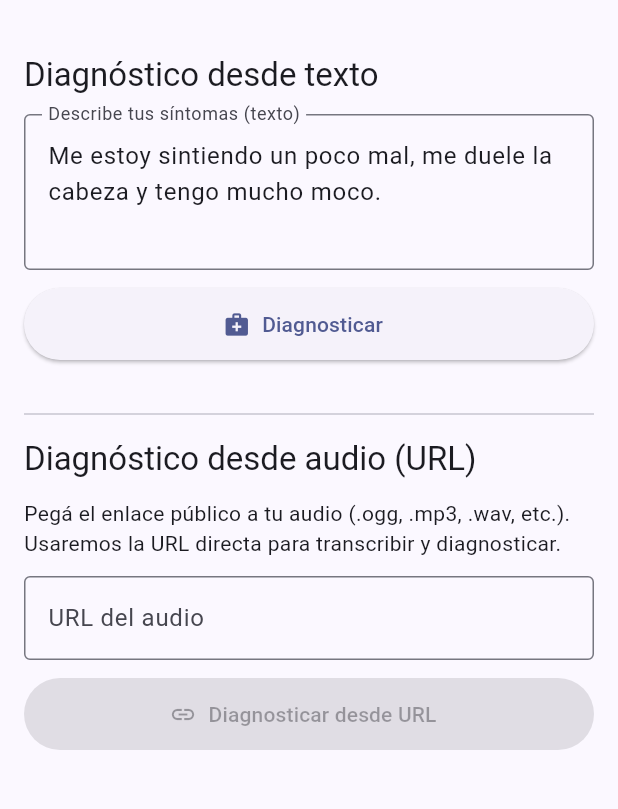
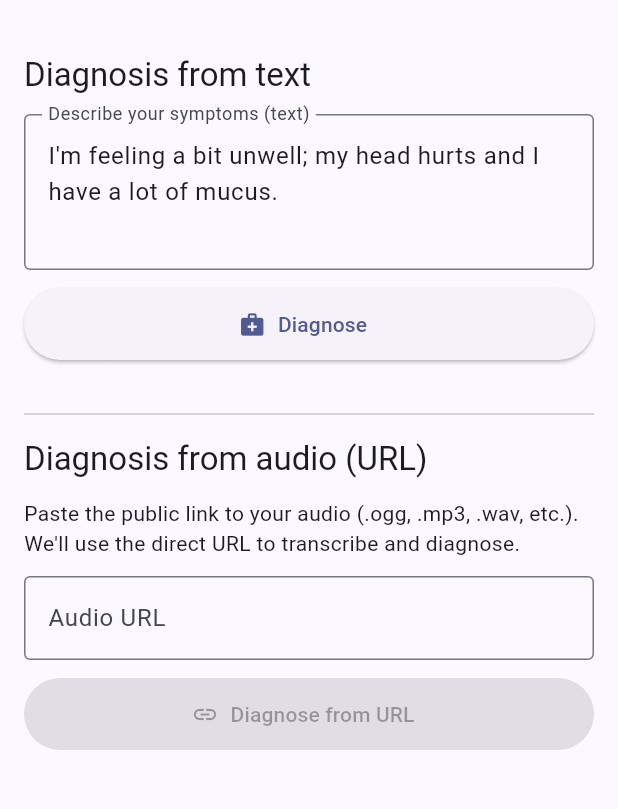
Before and after one commit to hfunescom/telepatia-ai-techtest-frontend, a Flutter app: the screen it shows after launch, on a phone screen of 412 x 824 dp, the part 66-875 px from its top. Run offline on Flutter 3.47's test engine with Material 3 defaults, Android fonts, the phone set to English and light mode, and no system bars; missing offline and left inert: dart:html.

Commit message:
Translate fixed frontend text to English

```diff
--- a/telepatia_ai_techtest_frontend/lib/api/client.dart
+++ b/telepatia_ai_techtest_frontend/lib/api/client.dart
@@ -1,18 +1,18 @@
 import 'dart:convert';
 import 'package:http/http.dart' as http;
 
-/// Configuración de endpoints del backend (Firebase Functions v2).
+/// Configuration for backend endpoints (Firebase Functions v2).
 class ApiConfig {
-  /// URL base local del emulador (ajustada a lo que usaste en backend).
+  /// Local base URL for the emulator (adjust to match your backend).
   static const String baseUrlLocal =
       "http://127.0.0.1:5005/telepatia-ai-techtest-hfunes/us-central1";
 
-  /// URL base en producción (reemplaza <tu-proyecto> por tu GCP projectId).
+  /// Production base URL (replace <your-project> with your GCP projectId).
   static const String baseUrlProd =
-      "https://us-central1-<tu-proyecto>.cloudfunctions.net";
+      "https://us-central1-<your-project>.cloudfunctions.net";
 }
 
-/// Cliente HTTP simple para hablar con el pipeline del backend.
+/// Simple HTTP client to communicate with the backend pipeline.
 class ApiClient {
   final String baseUrl;
   final http.Client _http;
@@ -20,15 +20,15 @@ class ApiClient {
   ApiClient({required this.baseUrl, http.Client? httpClient})
     : _http = httpClient ?? http.Client();
 
-  /// Llama al pipeline con texto plano.
+  /// Calls the pipeline with plain text.
   ///
   /// POST {baseUrl}/pipeline
   /// body:
   /// {
   ///   "input": {
-  ///     "text": "<texto>",
+  ///     "text": "<text>",
   ///     "language": "es-AR",
-  ///     "correlationId": "opcional"
+  ///     "correlationId": "optional"
   ///   }
   /// }
   Future<Map<String, dynamic>> pipelineFromText({
@@ -54,7 +54,7 @@ class ApiClient {
     if (res.statusCode < 200 || res.statusCode >= 300) {
       throw ApiException(
         message:
-            "Error ${res.statusCode} al llamar pipelineFromText: ${res.body}",
+            "Error ${res.statusCode} calling pipelineFromText: ${res.body}",
         statusCode: res.statusCode,
         body: res.body,
       );
@@ -63,16 +63,16 @@ class ApiClient {
     return _decodeJson(res.body);
   }
 
-  /// Llama al pipeline con audio codificado en Base64.
+  /// Calls the pipeline with audio encoded in Base64.
   ///
   /// POST {baseUrl}/pipeline
   /// body:
   /// {
   ///   "input": {
   ///     "audio": {"type": "base64", "value": "<B64>"},
-  ///     "filename": "archivo.ogg",
+  ///     "filename": "file.ogg",
   ///     "language": "es-AR",
-  ///     "correlationId": "opcional"
+  ///     "correlationId": "optional"
   ///   }
   /// }
   Future<Map<String, dynamic>> pipelineFromAudioBase64({
@@ -100,7 +100,7 @@ class ApiClient {
     if (res.statusCode < 200 || res.statusCode >= 300) {
       throw ApiException(
         message:
-            "Error ${res.statusCode} al llamar pipelineFromAudioBase64: ${res.body}",
+            "Error ${res.statusCode} calling pipelineFromAudioBase64: ${res.body}",
         statusCode: res.statusCode,
         body: res.body,
       );
@@ -109,16 +109,16 @@ class ApiClient {
     return _decodeJson(res.body);
   }
 
-  /// NUEVO: Llama al pipeline con audio por URL pública (mp3/ogg/wav, etc.)
+  /// NEW: Calls the pipeline with audio via public URL (mp3/ogg/wav, etc.)
   ///
   /// POST {baseUrl}/pipeline
   /// body:
   /// {
   ///   "input": {
   ///     "audio": {"type": "url", "value": "<URL>"},
-  ///     "filename": "opcional",
+  ///     "filename": "optional",
   ///     "language": "es-AR",
-  ///     "correlationId": "opcional"
+  ///     "correlationId": "optional"
   ///   }
   /// }
   Future<Map<String, dynamic>> pipelineFromAudioUrl({
@@ -146,7 +146,7 @@ class ApiClient {
     if (res.statusCode < 200 || res.statusCode >= 300) {
       throw ApiException(
         message:
-            "Error ${res.statusCode} al llamar pipelineFromAudioUrl: ${res.body}",
+            "Error ${res.statusCode} calling pipelineFromAudioUrl: ${res.body}",
         statusCode: res.statusCode,
         body: res.body,
       );
@@ -155,7 +155,7 @@ class ApiClient {
     return _decodeJson(res.body);
   }
 
-  /// Cierra el cliente HTTP (usá esto si creás/descartás instancias dinámicamente).
+  /// Closes the HTTP client (use this if you create/discard instances dynamically).
   void dispose() {
     _http.close();
   }
@@ -166,14 +166,14 @@ class ApiClient {
       return decoded;
     }
     throw ApiException(
-      message: "Respuesta inesperada del servidor (no es JSON objeto).",
+      message: "Unexpected server response (not a JSON object).",
       statusCode: 200,
       body: body,
     );
   }
 }
 
-/// Excepción simple para errores de API.
+/// Simple exception for API errors.
 class ApiException implements Exception {
   final String message;
   final int? statusCode;
--- a/telepatia_ai_techtest_frontend/lib/main.dart
+++ b/telepatia_ai_techtest_frontend/lib/main.dart
@@ -14,8 +14,8 @@ class TelepatiaApp extends StatelessWidget {
   Widget build(BuildContext context) {
     return MultiProvider(
       providers: [
-        // Usamos el backend local por ahora. Para prod:
-        // ChangeNotifierProvider(create: (_) => PipelineProvider.prod("<tu-project-id>")),
+        // Using the local backend for now. For production:
+        // ChangeNotifierProvider(create: (_) => PipelineProvider.prod("<your-project-id>")),
         ChangeNotifierProvider(create: (_) => PipelineProvider.local()),
       ],
       child: MaterialApp(
--- a/telepatia_ai_techtest_frontend/lib/providers/pipeline_provider.dart
+++ b/telepatia_ai_techtest_frontend/lib/providers/pipeline_provider.dart
@@ -2,7 +2,7 @@ import 'dart:convert';
 import 'package:flutter/foundation.dart';
 import '../api/client.dart';
 
-/// Estados simples del provider para manejar el ciclo de llamada.
+/// Simple provider states to manage the call lifecycle.
 enum PipelineStatus { idle, loading, success, error }
 
 class PipelineProvider extends ChangeNotifier {
@@ -13,7 +13,7 @@ class PipelineProvider extends ChangeNotifier {
   PipelineStatus _status = PipelineStatus.idle;
   String? _errorMessage;
 
-  /// Respuesta cruda del backend (la guardamos como Map para mostrarlo fácil en la UI).
+  /// Raw response from the backend (stored as a Map for easy display in the UI).
   Map<String, dynamic>? _lastResponse;
 
   PipelineProvider.local() : _api = ApiClient(baseUrl: ApiConfig.baseUrlLocal);
@@ -37,14 +37,14 @@ class PipelineProvider extends ChangeNotifier {
     return 'ui-corr-${_correlationCounter.toString().padLeft(3, '0')}';
   }
 
-  /// Llama al pipeline con texto plano.
+  /// Calls the pipeline with plain text.
   Future<void> runFromText({
     required String text,
     String language = "es-AR",
     String? correlationId,
   }) async {
     if (text.trim().isEmpty) {
-      _setError("El texto no puede estar vacío.");
+      _setError("Text cannot be empty.");
       return;
     }
     _setLoading();
@@ -54,7 +54,7 @@ class PipelineProvider extends ChangeNotifier {
         language: language,
         correlationId: correlationId,
       );
-      // Logs útiles en dev:
+      // Useful logs in dev:
       // print("API keys -> ${res.keys.toList()}");
       // print("Diagnosis present? ${res['diagnosis'] != null}");
       _setSuccess(res);
@@ -63,7 +63,7 @@ class PipelineProvider extends ChangeNotifier {
     }
   }
 
-  /// Llama al pipeline con audio base64 (UI opcional).
+  /// Calls the pipeline with base64 audio (optional UI).
   Future<void> runFromAudioBase64({
     required String base64Audio,
     required String filename,
@@ -71,11 +71,11 @@ class PipelineProvider extends ChangeNotifier {
     String? correlationId,
   }) async {
     if (base64Audio.trim().isEmpty) {
-      _setError("El audio base64 no puede estar vacío.");
+      _setError("Base64 audio cannot be empty.");
       return;
     }
     if (filename.trim().isEmpty) {
-      _setError("El filename no puede estar vacío.");
+      _setError("Filename cannot be empty.");
       return;
     }
     _setLoading();
@@ -92,7 +92,7 @@ class PipelineProvider extends ChangeNotifier {
     }
   }
 
-  /// NUEVO: Llama al pipeline con audio por URL pública (mp3/ogg/wav, etc.)
+  /// NEW: Calls the pipeline with audio via public URL (mp3/ogg/wav, etc.)
   Future<void> runFromAudioUrl({
     required String url,
     String? filename,
@@ -100,7 +100,7 @@ class PipelineProvider extends ChangeNotifier {
     String? correlationId,
   }) async {
     if (url.trim().isEmpty) {
-      _setError("La URL no puede estar vacía.");
+      _setError("URL cannot be empty.");
       return;
     }
     _setLoading();
@@ -117,7 +117,7 @@ class PipelineProvider extends ChangeNotifier {
     }
   }
 
-  /// Helper para formatear cualquier Map/JSON bonito en la UI.
+  /// Helper to pretty-format any Map/JSON in the UI.
   String prettyJson([Object? data]) {
     try {
       if (data == null) return "{}";
--- a/telepatia_ai_techtest_frontend/lib/screens/home_screen.dart
+++ b/telepatia_ai_techtest_frontend/lib/screens/home_screen.dart
@@ -12,15 +12,15 @@ class HomeScreen extends StatefulWidget {
 }
 
 class _HomeScreenState extends State<HomeScreen> {
-  // Estado para TEXT → pipeline
+  // State for TEXT → pipeline
   final _textController = TextEditingController(
     text:
-        "Me estoy sintiendo un poco mal, me duele la cabeza y tengo mucho moco.",
+        "I'm feeling a bit unwell; my head hurts and I have a lot of mucus.",
   );
 
-  // Estado para AUDIO → URL
+  // State for AUDIO → URL
   final _audioUrlController = TextEditingController();
-  String? _audioFilename; // opcional, lo podés inferir desde la URL
+  String? _audioFilename; // optional, you can infer it from the URL
 
   @override
   void dispose() {
@@ -102,13 +102,13 @@ class _HomeScreenState extends State<HomeScreen> {
           constraints: const BoxConstraints(maxWidth: 900),
           child: Padding(
             padding: const EdgeInsets.all(16.0),
-            // Habilita selección de texto en toda la pantalla:
+            // Enable text selection on the entire screen:
             child: SelectionArea(
               child: ListView(
                 children: [
                   const SizedBox(height: 8),
                   Text(
-                    "Diagnóstico desde texto",
+                    "Diagnosis from text",
                     style: Theme.of(context).textTheme.titleLarge,
                   ),
                   const SizedBox(height: 12),
@@ -117,8 +117,9 @@ class _HomeScreenState extends State<HomeScreen> {
                     maxLines: 3,
                     decoration: const InputDecoration(
                       border: OutlineInputBorder(),
-                      labelText: 'Describe tus síntomas (texto)',
-                      hintText: 'Ej: Me duele la cabeza y tengo mucho moco...',
+                      labelText: 'Describe your symptoms (text)',
+                      hintText:
+                          'E.g., My head hurts and I have a lot of mucus...',
                     ),
                   ),
                   const SizedBox(height: 12),
@@ -141,25 +142,25 @@ class _HomeScreenState extends State<HomeScreen> {
                       icon: const Icon(Icons.medical_services),
                       label:
                           provider.isLoading
-                              ? const Text("Procesando…")
-                              : const Text("Diagnosticar"),
+                              ? const Text("Processing…")
+                              : const Text("Diagnose"),
                     ),
                   ),
 
                   // ==========================
-                  // Sección: Diagnóstico desde AUDIO (URL)
+                  // Section: Diagnosis from AUDIO (URL)
                   // ==========================
                   const SizedBox(height: 28),
                   const Divider(),
                   const SizedBox(height: 8),
                   Text(
-                    "Diagnóstico desde audio (URL)",
+                    "Diagnosis from audio (URL)",
                     style: Theme.of(context).textTheme.titleLarge,
                   ),
                   const SizedBox(height: 12),
                   Text(
-                    "Pegá el enlace público a tu audio (.ogg, .mp3, .wav, etc.). "
-                    "Usaremos la URL directa para transcribir y diagnosticar.",
+                    "Paste the public link to your audio (.ogg, .mp3, .wav, etc.). "
+                    "We'll use the direct URL to transcribe and diagnose.",
                     style: Theme.of(context).textTheme.bodyMedium,
                   ),
                   const SizedBox(height: 12),
@@ -168,17 +169,17 @@ class _HomeScreenState extends State<HomeScreen> {
                     controller: _audioUrlController,
                     decoration: InputDecoration(
                       border: const OutlineInputBorder(),
-                      labelText: 'URL del audio',
-                      hintText: 'https://.../mi_audio.ogg',
+                      labelText: 'Audio URL',
+                      hintText: 'https://.../my_audio.ogg',
                       errorText:
                           audioUrl.isEmpty || isAudioUrlValid
                               ? null
-                              : 'Ingresá una URL válida (http/https).',
+                              : 'Enter a valid URL (http/https).',
                       suffixIcon:
                           audioUrl.isEmpty
                               ? null
                               : IconButton(
-                                tooltip: "Limpiar",
+                                tooltip: "Clear",
                                 onPressed:
                                     provider.isLoading
                                         ? null
@@ -202,7 +203,7 @@ class _HomeScreenState extends State<HomeScreen> {
                   if (_audioFilename != null) ...[
                     const SizedBox(height: 8),
                     Text(
-                      "Nombre inferido: ${_audioFilename!}",
+                      "Inferred name: ${_audioFilename!}",
                       style: Theme.of(context).textTheme.bodySmall,
                     ),
                   ],
@@ -229,14 +230,14 @@ class _HomeScreenState extends State<HomeScreen> {
                                             provider.nextCorrelationId(),
                                       );
                                 } catch (e) {
-                                  _showSnack('No se pudo enviar el audio: $e');
+                                  _showSnack('Could not send audio: $e');
                                 }
                               },
                       icon: const Icon(Icons.link),
                       label:
                           provider.isLoading
-                              ? const Text("Procesando audio…")
-                              : const Text("Diagnosticar desde URL"),
+                              ? const Text("Processing audio…")
+                              : const Text("Diagnose from URL"),
                     ),
                   ),
 
@@ -255,7 +256,7 @@ class _HomeScreenState extends State<HomeScreen> {
                       child: Padding(
                         padding: const EdgeInsets.all(12.0),
                         child: Text(
-                          provider.errorMessage ?? "Error desconocido",
+                          provider.errorMessage ?? "Unknown error",
                           style: TextStyle(
                             color:
                                 Theme.of(context).colorScheme.onErrorContainer,
@@ -280,7 +281,7 @@ class _HomeScreenState extends State<HomeScreen> {
     );
   }
 
-  /// Formatea bytes en B/KB/MB/GB.
+  /// Formats bytes into B/KB/MB/GB.
   String _formatBytes(int bytes, [int decimals = 1]) {
     if (bytes <= 0) return "0 B";
     const k = 1024;
@@ -299,10 +300,10 @@ class _ResultBlock extends StatelessWidget {
 
   @override
   Widget build(BuildContext context) {
-    // Campos esperados:
+    // Expected fields:
     final transcript = data["transcript"];
     final extracted = data["extracted"];
-    // Backend actual usa "diagnosis"; toleramos "diagnose" por compatibilidad:
+    // Current backend uses "diagnosis"; tolerate "diagnose" for compatibility:
     final diagnosis =
         (data["diagnosis"] ?? data["diagnose"]) as Map<String, dynamic>?;
     final timings =
@@ -318,7 +319,7 @@ class _ResultBlock extends StatelessWidget {
         Text("Diagnosis", style: Theme.of(context).textTheme.titleLarge),
         const SizedBox(height: 8),
 
-        // ======= BLOQUE DIAGNÓSTICO PRINCIPAL =======
+        // ======= MAIN DIAGNOSIS BLOCK =======
         if (diagnosis != null) ...[
           Card(
             child: Padding(
@@ -408,12 +409,12 @@ class _ResultBlock extends StatelessWidget {
             ),
           ),
 
-        // Fallback: si no hay nada reconocible, mostramos todo:
+        // Fallback: if there's nothing recognizable, show everything:
         if (transcript == null && extracted == null && diagnosis == null) ...[
           Card(
             child: Padding(
               padding: const EdgeInsets.all(12.0),
-              child: SelectableText("Respuesta completa:\n${pretty(data)}"),
+              child: SelectableText("Full response:\n${pretty(data)}"),
             ),
           ),
         ],
@@ -444,21 +445,21 @@ class _DiagnosisView extends StatelessWidget {
       crossAxisAlignment: CrossAxisAlignment.start,
       children: [
         if (summary != null) ...[
-          SelectableText("Resumen", style: bold),
+          SelectableText("Summary", style: bold),
           const SizedBox(height: 4),
           SelectableText(summary, style: normal),
           const SizedBox(height: 12),
         ],
 
         if (severity != null) ...[
-          SelectableText("Severidad", style: bold),
+          SelectableText("Severity", style: bold),
           const SizedBox(height: 4),
           SelectableText(severity, style: normal),
           const SizedBox(height: 12),
         ],
 
         if (differentials.isNotEmpty) ...[
-          SelectableText("Diferenciales", style: bold),
+          SelectableText("Differentials", style: bold),
           const SizedBox(height: 4),
           SelectableText(
             differentials.map((e) => "• $e").join("\n"),
@@ -468,7 +469,7 @@ class _DiagnosisView extends StatelessWidget {
         ],
 
         if (recommendations.isNotEmpty) ...[
-          SelectableText("Recomendaciones", style: bold),
+          SelectableText("Recommendations", style: bold),
           const SizedBox(height: 4),
           SelectableText(
             recommendations.map((e) => "• $e").join("\n"),
--- a/telepatia_ai_techtest_frontend/lib/utils/web_file_picker.dart
+++ b/telepatia_ai_techtest_frontend/lib/utils/web_file_picker.dart
@@ -1,14 +1,14 @@
 // lib/utils/web_file_picker.dart
-// File picker exclusivo para Flutter Web (usa dart:html).
+// File picker exclusive to Flutter Web (uses dart:html).
 import 'dart:async';
 import 'dart:html' as html;
 import 'dart:math' as math;
 
-/// Resultado al elegir un archivo
+/// Result when picking a file
 class PickedWebFile {
   final String filename;
   final int sizeBytes;
-  final String base64; // SOLO el payload base64 (sin "data:...;base64,")
+  final String base64; // ONLY the base64 payload (without "data:...;base64,")
 
   PickedWebFile({
     required this.filename,
@@ -17,9 +17,9 @@ class PickedWebFile {
   });
 }
 
-/// Lanza un <input type="file"> y devuelve el archivo como Base64 (sin prefijo).
-/// [accept] por ejemplo: "audio/*" o "audio/ogg".
-/// [maxBytes] para limitar tamaño (por defecto 15 MB).
+/// Opens an <input type="file"> and returns the file as Base64 (without prefix).
+/// [accept] e.g. "audio/*" or "audio/ogg".
+/// [maxBytes] to limit size (default 15 MB).
 Future<PickedWebFile?> pickSingleFileAsBase64({
   String accept = '*/*',
   int maxBytes = 15 * 1024 * 1024,
@@ -40,17 +40,17 @@ Future<PickedWebFile?> pickSingleFileAsBase64({
       }
       final file = input.files!.first;
 
-      final name = file.name ?? 'archivo';
+      final name = file.name ?? 'file';
       final size = file.size ?? 0;
 
       if (size <= 0) {
-        completer.completeError(StateError('El archivo está vacío.'));
+        completer.completeError(StateError('The file is empty.'));
         return;
       }
       if (size > maxBytes) {
         completer.completeError(
           StateError(
-            'El archivo supera el máximo permitido (${_fmtBytes(maxBytes)}). Tamaño: ${_fmtBytes(size)}',
+            'The file exceeds the maximum allowed (${_fmtBytes(maxBytes)}). Size: ${_fmtBytes(size)}',
           ),
         );
         return;
@@ -61,7 +61,7 @@ Future<PickedWebFile?> pickSingleFileAsBase64({
 
       reader.onError.first.then((_) {
         if (!completer.isCompleted) {
-          completer.completeError(StateError('No se pudo leer el archivo.'));
+          completer.completeError(StateError('Could not read the file.'));
         }
       });
 
@@ -69,11 +69,11 @@ Future<PickedWebFile?> pickSingleFileAsBase64({
         try {
           final result = reader.result?.toString() ?? '';
           if (result.isEmpty || !result.contains(',')) {
-            throw StateError('Formato de DataURL inválido.');
+            throw StateError('Invalid DataURL format.');
           }
           final base64Payload = result.split(',').last.trim();
           if (base64Payload.isEmpty) {
-            throw StateError('Payload base64 vacío.');
+            throw StateError('Empty base64 payload.');
           }
           completer.complete(
             PickedWebFile(
```
Also changed, not shown: 2 other files.
